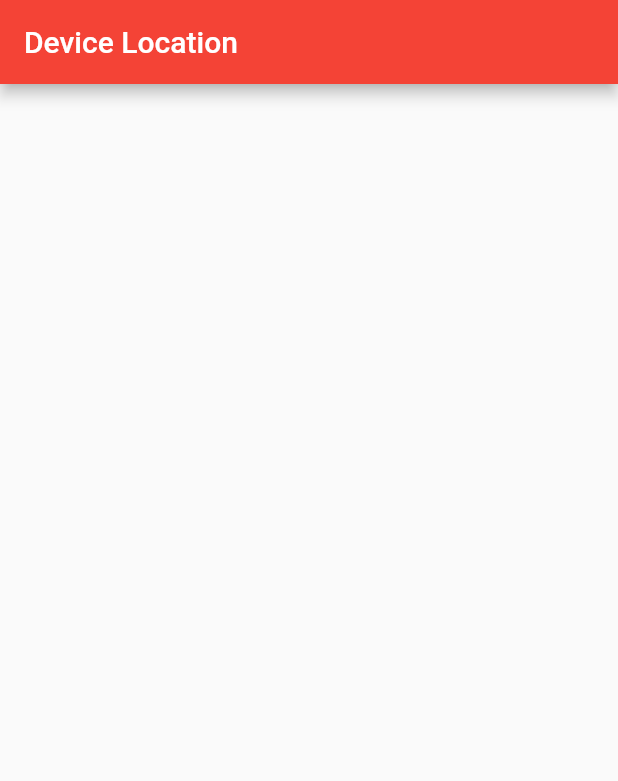
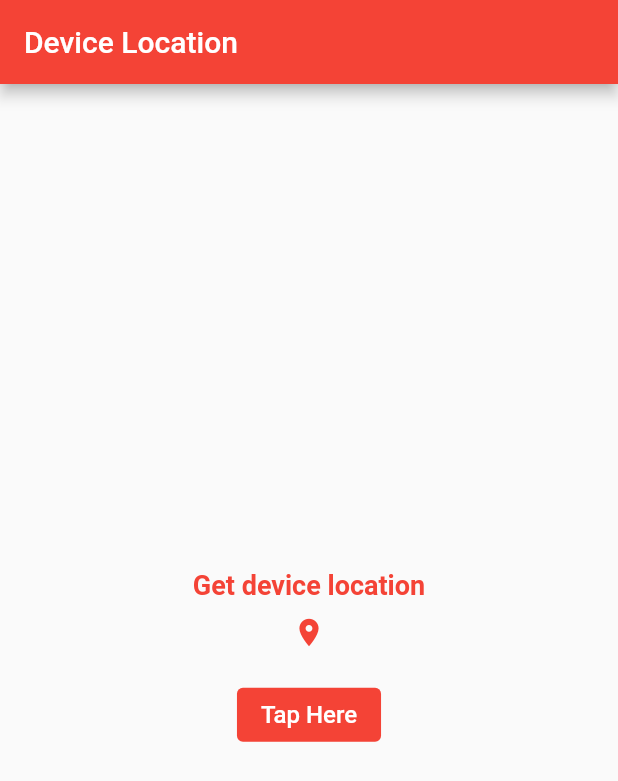
Before and after one commit to Nababkhan007/flutter_device_location, a Flutter app: the screen it shows after launch, on a phone screen of 412 x 824 dp. Shown: the top 781 px of the screen. Run offline on Flutter 3.47's test engine with Material 2 defaults, Android fonts, the phone set to English and light mode, and no system bars.

Commit message:
initial design added

```diff
--- a/lib/main.dart
+++ b/lib/main.dart
@@ -25,8 +25,51 @@ class _DeviceLocationState extends State<DeviceLocation> {
             ),
           ),
         ),
-        body: Container(),
+        body: Center(
+          child: Column(
+            mainAxisAlignment: MainAxisAlignment.center,
+            crossAxisAlignment: CrossAxisAlignment.center,
+            children: [
+              Text(
+                "Get device location",
+                style: TextStyle(
+                  fontSize: 18.0,
+                  fontWeight: FontWeight.bold,
+                  color: Colors.red,
+                ),
+              ),
+              SizedBox(
+                height: 10.0,
+              ),
+              Icon(
+                Icons.location_on,
+                size: 22.0,
+                color: Colors.red,
+              ),
+              SizedBox(
+                height: 20.0,
+              ),
+              ElevatedButton(
+                onPressed: _getDeviceLocation(),
+                style: ButtonStyle(
+                  backgroundColor: MaterialStateProperty.all(
+                    Colors.red,
+                  ),
+                ),
+                child: Text(
+                  "Tap Here",
+                  style: TextStyle(
+                    fontSize: 16.0,
+                    color: Colors.white,
+                  ),
+                ),
+              ),
+            ],
+          ),
+        ),
       ),
     );
   }
+
+  _getDeviceLocation() {}
 }
```
